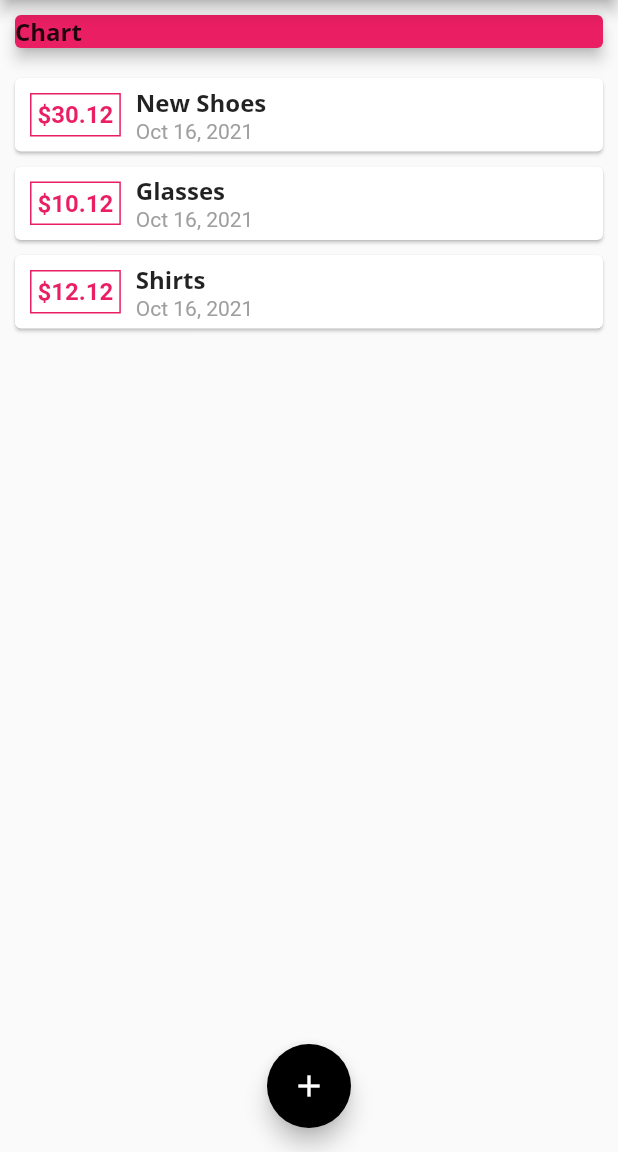
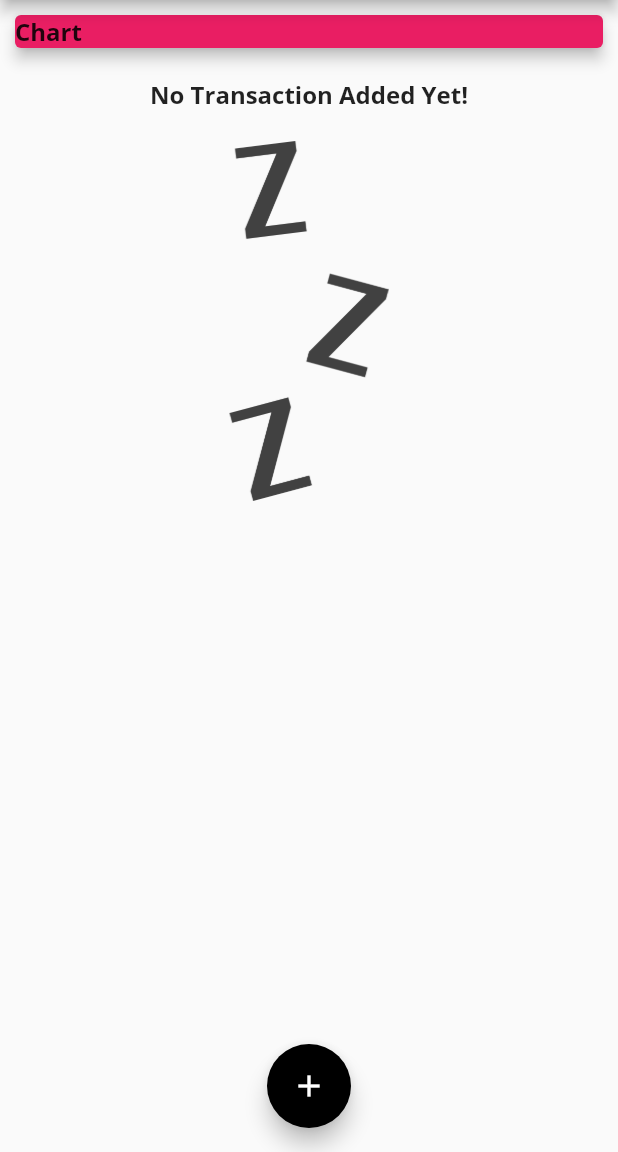
Before and after one commit to My-Personal-Flutter/Expense-Planner, a Flutter app: the screen it shows after launch, on a phone screen of 412 x 824 dp, the part 84-1236 px from its top. Run offline on Flutter 3.47's test engine with Material 2 defaults, Android fonts, the phone set to English and light mode, and no system bars.

Commit message:
freelauncing work

```diff
--- a/lib/main.dart
+++ b/lib/main.dart
@@ -13,7 +13,11 @@ class MyApp extends StatelessWidget {
       home: MyHomePage(),
       theme: ThemeData(
         primarySwatch: Colors.pink,
-        accentColor: Colors.black,
+        colorScheme: ColorScheme.fromSwatch(
+          primarySwatch: Colors.pink,
+        ).copyWith(
+          secondary: Colors.black,
+        ),
         fontFamily: 'Quicksand',
         textTheme: ThemeData.light().textTheme.copyWith(
               headline6: TextStyle(
@@ -41,24 +45,24 @@ class MyHomePage extends StatefulWidget {
 
 class _MyHomePageState extends State<MyHomePage> {
   final List<Transaction> _userTransactions = [
-    Transaction(
-      id: "t1",
-      title: "New Shoes",
-      amount: 30.12,
-      date: DateTime.now(),
-    ),
-    Transaction(
-      id: "t2",
-      title: "Glasses",
-      amount: 10.12,
-      date: DateTime.now(),
-    ),
-    Transaction(
-      id: "t2",
-      title: "Shirts",
-      amount: 12.12,
-      date: DateTime.now(),
-    ),
+    // Transaction(
+    //   id: "t1",
+    //   title: "New Shoes",
+    //   amount: 30.12,
+    //   date: DateTime.now(),
+    // ),
+    // Transaction(
+    //   id: "t2",
+    //   title: "Glasses",
+    //   amount: 10.12,
+    //   date: DateTime.now(),
+    // ),
+    // Transaction(
+    //   id: "t2",
+    //   title: "Shirts",
+    //   amount: 12.12,
+    //   date: DateTime.now(),
+    // ),
   ];
 
   void _addNewTransaction(String title, double amount) {
@@ -76,12 +80,13 @@ class _MyHomePageState extends State<MyHomePage> {
 
   void _startAddNewTransactionModel(BuildContext buildContext) {
     showModalBottomSheet(
-        context: buildContext,
-        builder: (_) {
-          return NewTransaction(
-            addTransactionFunction: _addNewTransaction,
-          );
-        });
+      context: buildContext,
+      builder: (_) {
+        return NewTransaction(
+          addTransactionFunction: _addNewTransaction,
+        );
+      },
+    );
   }
 
   @override
--- a/lib/widgets/transaction_list.dart
+++ b/lib/widgets/transaction_list.dart
@@ -11,7 +11,24 @@ class TransactionList extends StatelessWidget {
   Widget build(BuildContext context) {
     return Container(
       height: 300,
-      child: ListView.builder(
+      child: transactions.isEmpty
+          ? Column(
+              children: [
+                Text(
+                  "No Transaction Added Yet!",
+                  style: Theme.of(context).textTheme.headline6,
+                ),
+                SizedBox(height: 20),
+                Container(
+                  height: 240,
+                  child: Image.asset(
+                    "assets/images/waiting.png",
+                    fit: BoxFit.cover,
+                  ),
+                )
+              ],
+            )
+          : ListView.builder(
               itemCount: transactions.length,
               itemBuilder: (context, index) {
                 return Card(
--- a/pubspec.yaml
+++ b/pubspec.yaml
@@ -59,8 +59,8 @@ flutter:
   uses-material-design: true
 
   # To add assets to your application, add an assets section, like this:
-  # assets:
-  #   - images/a_dot_burr.jpeg
+  assets:
+    - assets/images/waiting.png
   #   - images/a_dot_ham.jpeg
 
   # An image asset can refer to one or more resolution-specific "variants", see
```
Also changed, not shown: assets/images/waiting.png (added). Lines whose indentation alone changed are shown as unchanged.
